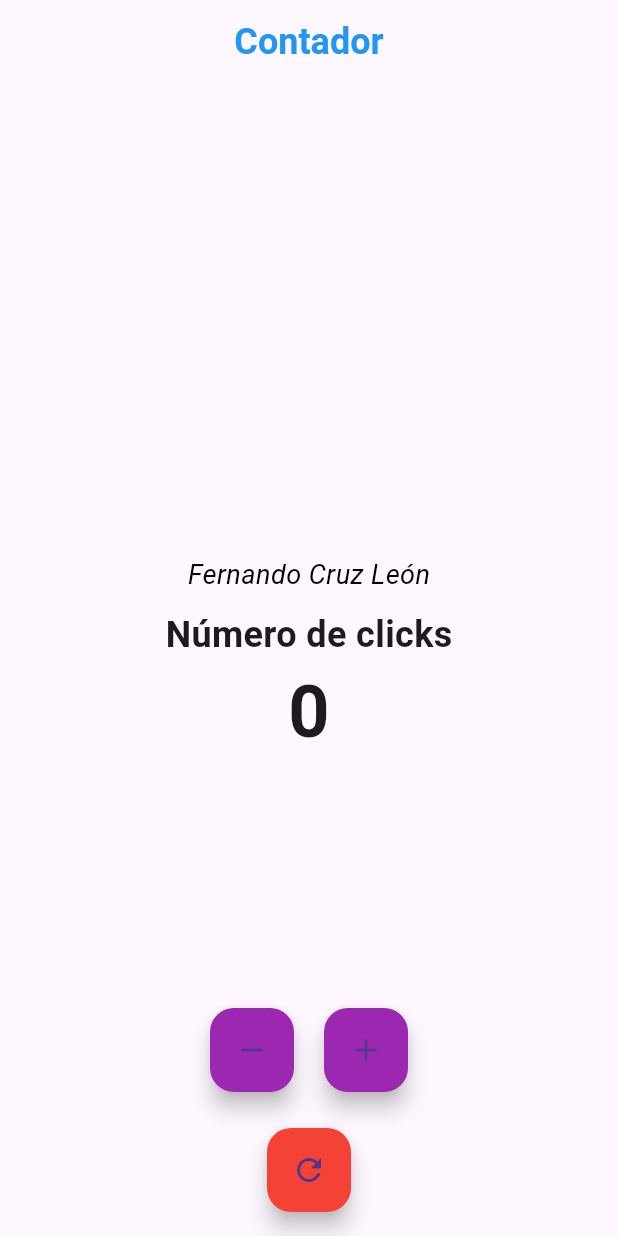
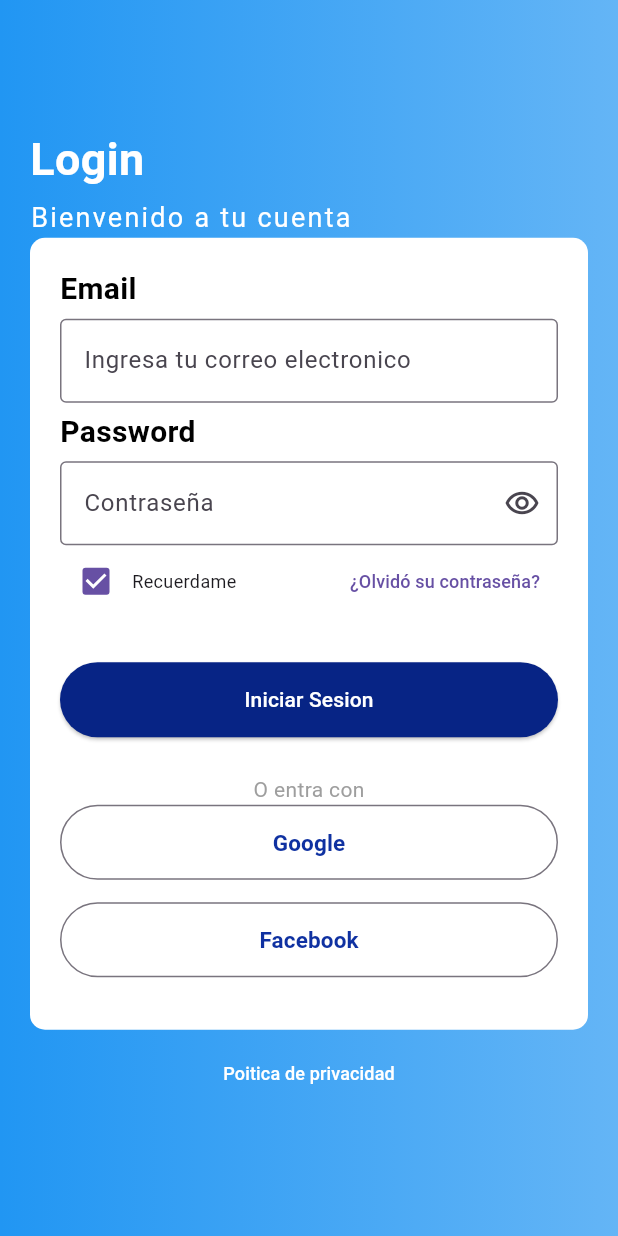
Before and after one commit to Nando473L/Botones_flutter, a Flutter app: the screen it shows after launch, on a phone screen of 412 x 824 dp. Run offline on Flutter 3.47's test engine with Material 3 defaults, Android fonts, the phone set to English and light mode, and no system bars.

Commit message:
first commit

```diff
--- a/lib/main.dart
+++ b/lib/main.dart
@@ -1,14 +1,17 @@
 import 'package:flutter/material.dart';
-import 'pages/home_page.dart';
+import 'package:flutter_application_3/pages/login_page.dart';
+//import 'pages/home_page.dart';
 
-void main() => runApp(MyApp());
+void main() => runApp(const MyApp());
 
 class MyApp extends StatelessWidget {
+  const MyApp({super.key});
+
   @override
   Widget build(BuildContext context) {
-    return MaterialApp(
+    return const MaterialApp(
       title: 'Material App',
-      home: HomePage(),
+      home: LoginPage(),
     );
   }
 }
--- a/lib/pages/home_page.dart
+++ b/lib/pages/home_page.dart
@@ -15,7 +15,7 @@ class _HomePageState extends State<HomePage> {
     return Scaffold(
       appBar: AppBar(
         centerTitle: true,
-        title: Text(
+        title: const Text(
           "Contador",
           style: TextStyle(
             fontSize: 24,
@@ -28,7 +28,7 @@ class _HomePageState extends State<HomePage> {
         child: Column(
           mainAxisAlignment: MainAxisAlignment.center,
           children: [
-            Text(
+            const Text(
               "Fernando Cruz León",
               style: TextStyle(
                 fontSize: 18,
@@ -43,7 +43,7 @@ class _HomePageState extends State<HomePage> {
             ),
             Text(
               "$cont",
-              style: TextStyle(fontSize: 48, fontWeight: FontWeight.bold),
+              style: const TextStyle(fontSize: 48, fontWeight: FontWeight.bold),
             ),
           ],
         ),
@@ -77,9 +77,9 @@ class _HomePageState extends State<HomePage> {
     return Positioned(
       bottom: 0,
       child: FloatingActionButton(
-        child: const Icon(Icons.refresh),
         backgroundColor: Colors.red,
         onPressed: () => _reset(),
+        child: const Icon(Icons.refresh),
       ),
     );
   }
@@ -87,9 +87,9 @@ class _HomePageState extends State<HomePage> {
   Widget _botonPersonalizado(
       IconData icono, VoidCallback onPressed, Color color) {
     return FloatingActionButton(
-      child: Icon(icono),
       backgroundColor: color,
       onPressed: onPressed,
+      child: Icon(icono),
     );
   }
 
--- /dev/null
+++ b/lib/pages/login_page.dart
@@ -0,0 +1,331 @@
+import 'package:flutter/material.dart';
+
+void main() {
+  runApp(MyApp());
+}
+
+class MyApp extends StatelessWidget {
+  @override
+  Widget build(BuildContext context) {
+    return MaterialApp(
+      title: 'Login App',
+      theme: ThemeData(
+        primarySwatch: Colors.blue,
+      ),
+      home: LoginPage(),
+    );
+  }
+}
+
+class LoginPage extends StatefulWidget {
+  const LoginPage({Key? key}) : super(key: key);
+
+  @override
+  State<LoginPage> createState() => _LoginPageState();
+}
+
+class _LoginPageState extends State<LoginPage> {
+  @override
+  Widget build(BuildContext context) {
+    return Scaffold(
+      body: Stack(
+        children: [
+          Fondo(),
+          Contenido(),
+        ],
+      ),
+    );
+  }
+}
+
+class Fondo extends StatelessWidget {
+  const Fondo({Key? key}) : super(key: key);
+
+  @override
+  Widget build(BuildContext context) {
+    return Container(
+      decoration: BoxDecoration(
+        gradient: LinearGradient(
+          colors: [Colors.blue.shade300, Colors.blue],
+          begin: Alignment.centerRight,
+          end: Alignment.centerLeft,
+        ),
+      ),
+    );
+  }
+}
+
+class Contenido extends StatefulWidget {
+  const Contenido({Key? key}) : super(key: key);
+
+  @override
+  State<Contenido> createState() => _ContenidoState();
+}
+
+class _ContenidoState extends State<Contenido> {
+  @override
+  Widget build(BuildContext context) {
+    return Padding(
+      padding: const EdgeInsets.symmetric(horizontal: 20),
+      child: Column(
+        mainAxisAlignment: MainAxisAlignment.center,
+        crossAxisAlignment: CrossAxisAlignment.start,
+        children: [
+          Text(
+            'Login',
+            style: TextStyle(
+              color: Colors.white,
+              fontWeight: FontWeight.bold,
+              fontSize: 30,
+            ),
+          ),
+          SizedBox(
+            height: 5,
+          ),
+          Text(
+            'Bienvenido a tu cuenta',
+            style: TextStyle(
+              color: Colors.white,
+              fontSize: 18,
+              letterSpacing: 1.5,
+            ),
+          ),
+          Datos(),
+          SizedBox(
+            height: 5,
+          ),
+          Privacidad(),
+        ],
+      ),
+    );
+  }
+}
+
+class Datos extends StatefulWidget {
+  const Datos({Key? key}) : super(key: key);
+
+  @override
+  State<Datos> createState() => _DatosState();
+}
+
+class _DatosState extends State<Datos> {
+  bool showPassword = true;
+
+  @override
+  Widget build(BuildContext context) {
+    return Container(
+      padding: const EdgeInsets.all(20),
+      decoration: BoxDecoration(
+        borderRadius: BorderRadius.circular(10),
+        color: Colors.white,
+      ),
+      child: Column(
+        crossAxisAlignment: CrossAxisAlignment.start,
+        children: [
+          const Text(
+            'Email',
+            style: TextStyle(
+              color: Colors.black,
+              fontWeight: FontWeight.bold,
+              fontSize: 20,
+            ),
+          ),
+          const SizedBox(
+            height: 5,
+          ),
+          TextFormField(
+            keyboardType: TextInputType.emailAddress,
+            decoration: const InputDecoration(
+              border: OutlineInputBorder(),
+              hintText: 'Ingresa tu correo electronico',
+            ),
+          ),
+          const SizedBox(
+            height: 5,
+          ),
+          const Text(
+            'Password',
+            style: TextStyle(
+              color: Colors.black,
+              fontWeight: FontWeight.bold,
+              fontSize: 20,
+            ),
+          ),
+          const SizedBox(
+            height: 5,
+          ),
+          TextFormField(
+            obscureText: showPassword,
+            decoration: InputDecoration(
+              border: const OutlineInputBorder(),
+              hintText: 'Contraseña',
+              suffixIcon: IconButton(
+                icon: const Icon(Icons.remove_red_eye_outlined),
+                onPressed: () {
+                  setState(() {
+                    showPassword = !showPassword;
+                  });
+                },
+              ),
+            ),
+          ),
+          const Remember(),
+          const SizedBox(
+            height: 30,
+          ),
+          Botones(),
+        ],
+      ),
+    );
+  }
+}
+
+class Remember extends StatefulWidget {
+  const Remember({Key? key}) : super(key: key);
+
+  @override
+  State<Remember> createState() => _RememberState();
+}
+
+class _RememberState extends State<Remember> {
+  bool ischecked = true;
+
+  @override
+  Widget build(BuildContext context) {
+    return Row(
+      children: [
+        Checkbox(
+          value: ischecked,
+          onChanged: (value) {
+            setState(() {
+              ischecked = !ischecked;
+            });
+          },
+        ),
+        const Text(
+          'Recuerdame',
+          style: TextStyle(fontSize: 12),
+        ),
+        const Spacer(),
+        TextButton(
+          onPressed: () {
+            Navigator.push(
+              context,
+              MaterialPageRoute(builder: (context) => ForgotPasswordPage()),
+            );
+          },
+          child: const Text(
+            '¿Olvidó su contraseña?',
+            style: TextStyle(fontSize: 12),
+          ),
+        ),
+      ],
+    );
+  }
+}
+
+class Botones extends StatelessWidget {
+  const Botones({Key? key}) : super(key: key);
+
+  @override
+  Widget build(BuildContext context) {
+    return Column(
+      children: [
+        SizedBox(
+          width: double.infinity,
+          height: 50,
+          child: ElevatedButton(
+            onPressed: () {},
+            style: ButtonStyle(
+              backgroundColor: MaterialStateProperty.all<Color>(
+                Color.fromARGB(255, 7, 36, 133),
+              ),
+            ),
+            child: const Text('Iniciar Sesion',
+                style: TextStyle(color: Colors.white)),
+          ),
+        ),
+        const SizedBox(
+          height: 25,
+          width: double.infinity,
+        ),
+        const Text(
+          'O entra con',
+          style: TextStyle(color: Colors.grey),
+        ),
+        SizedBox(
+          width: double.infinity,
+          height: 50,
+          child: OutlinedButton(
+            onPressed: () {},
+            child: const Text(
+              'Google',
+              style: TextStyle(
+                color: Color.fromARGB(255, 15, 49, 161),
+                fontWeight: FontWeight.bold,
+                fontSize: 15,
+              ),
+            ),
+          ),
+        ),
+        const SizedBox(
+          height: 15,
+          width: double.infinity,
+        ),
+        SizedBox(
+          width: double.infinity,
+          height: 50,
+          child: OutlinedButton(
+            onPressed: () {},
+            child: const Text(
+              'Facebook',
+              style: TextStyle(
+                color: Color.fromARGB(255, 15, 49, 161),
+                fontWeight: FontWeight.bold,
+                fontSize: 15,
+              ),
+            ),
+          ),
+        ),
+        const SizedBox(
+          height: 15,
+          width: double.infinity,
+        ),
+      ],
+    );
+  }
+}
+
+class Privacidad extends StatelessWidget {
+  const Privacidad({Key? key}) : super(key: key);
+
+  @override
+  Widget build(BuildContext context) {
+    return Center(
+      child: TextButton(
+        onPressed: () {},
+        child: const Text('Poitica de privacidad',
+            style: TextStyle(
+              color: Colors.white,
+              fontSize: 12,
+            )),
+      ),
+    );
+  }
+}
+
+class ForgotPasswordPage extends StatelessWidget {
+  const ForgotPasswordPage({Key? key}) : super(key: key);
+
+  @override
+  Widget build(BuildContext context) {
+    return Scaffold(
+      appBar: AppBar(
+        title: const Text('¿Olvido su contraseña?'),
+      ),
+      body: const Center(
+        child: Text('Recuperacion de contraseña'),
+      ),
+    );
+  }
+}
```
Also changed, not shown: 1 other file.
